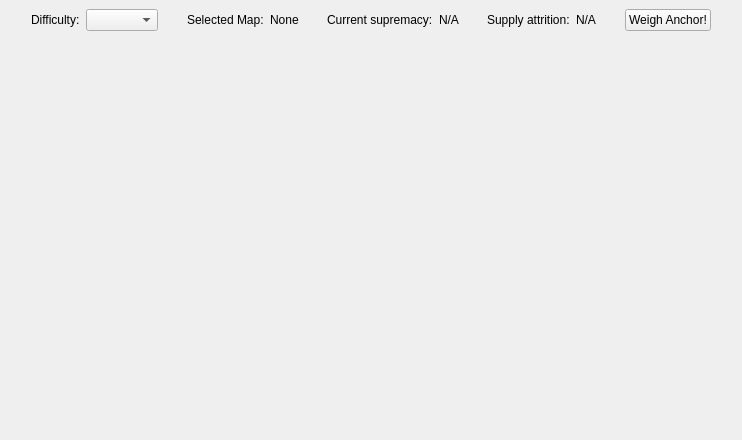
The window that FleetMemories/ClientGUI/ui/sortie/sortie.ui (ibicdlcod/GuoMuoRuoProject) describes before a commit, drawn with Qt 5.
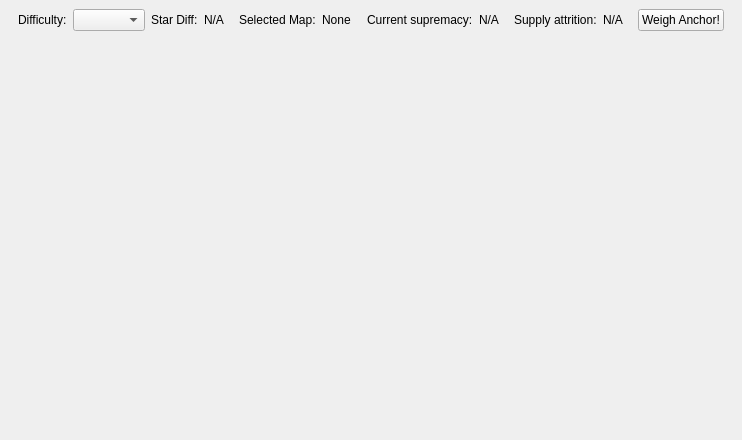
The same window after the commit.

Commit message:
add --testmap mode, star difficulty, maps 1-12 rewrite
Cherry-picked from 56c10a9 with the CurrentNode regression fixed:
keep the server-side prevNode/CurrentNode verification in
queryMapProgress (guards against duplicate ProgressMap requests
double-advancing the fleet) and drop leftover debug output.

Patch:
```diff
--- a/FleetMemories/ClientGUI/ui/sortie/sortie.ui
+++ b/FleetMemories/ClientGUI/ui/sortie/sortie.ui
@@ -73,6 +73,20 @@
           </property>
          </widget>
         </item>
+         <item>
+          <widget class="QLabel" name="starDiffLabel">
+           <property name="text">
+            <string id="star-diff-label">Star Diff:</string>
+           </property>
+          </widget>
+         </item>
+         <item>
+          <widget class="QLabel" name="starDiffValue">
+           <property name="text">
+            <string id="star-diff-value-na">N/A</string>
+           </property>
+          </widget>
+         </item>
         <item>
          <spacer name="horizontalSpacer_3">
           <property name="orientation">
```
Lines whose indentation alone changed are shown as unchanged. The commit also changes 39 other files.
